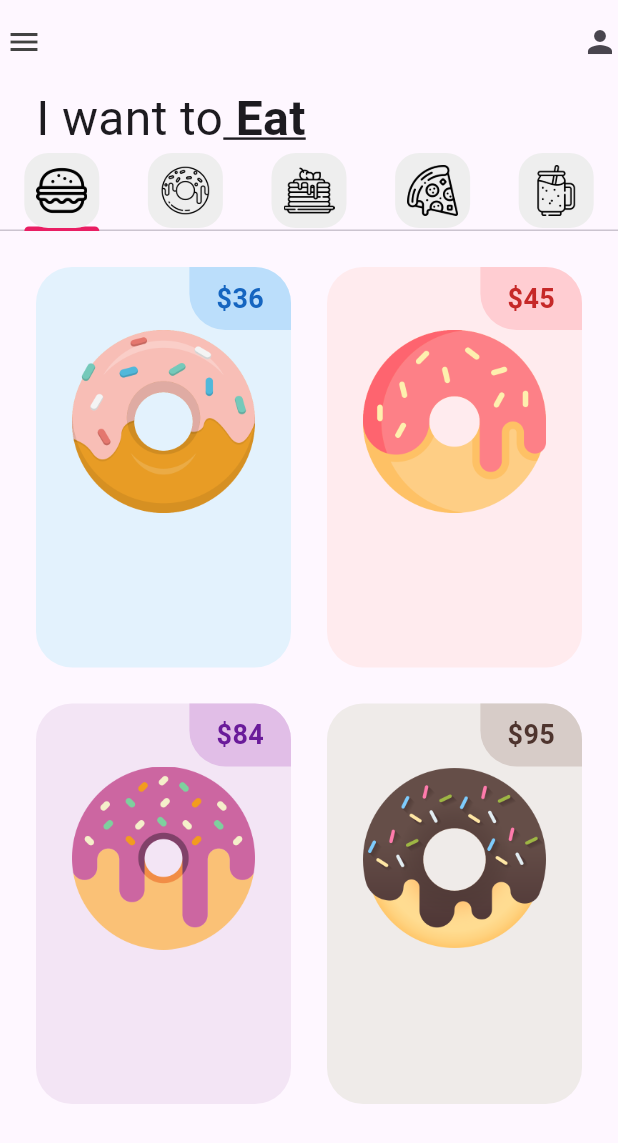
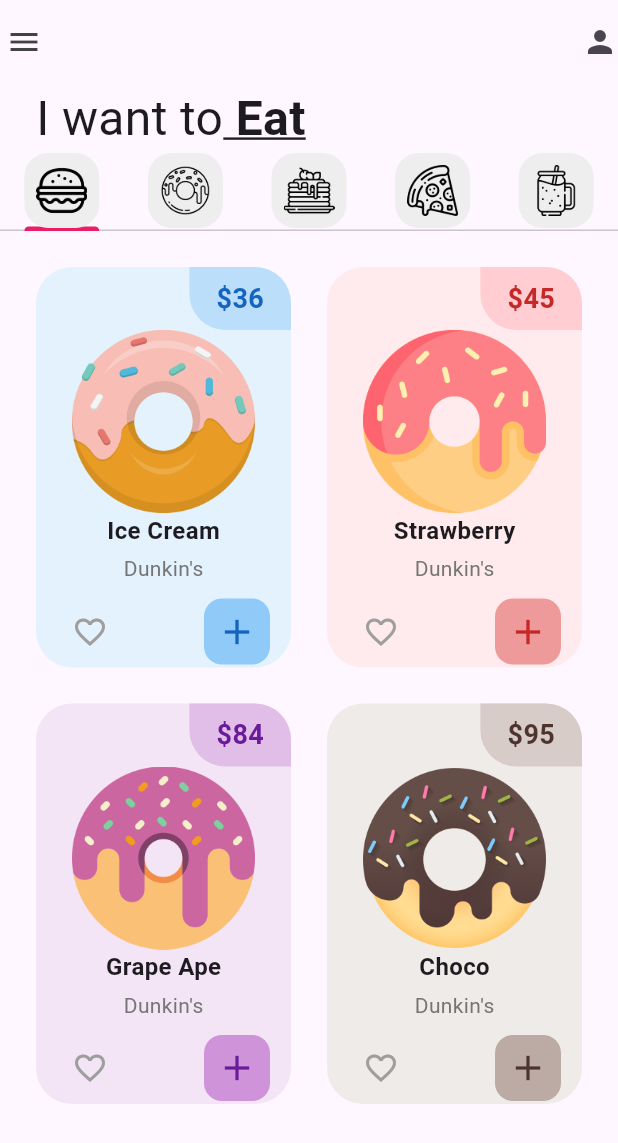
Before and after one commit to MiguelGtz115/flutter_application_2, a Flutter app: the screen it shows after launch, on a phone screen of 412 x 824 dp. Shown: the top 1143 px of the screen. Run offline on Flutter 3.47's test engine with Material 3 defaults, Android fonts, the phone set to English and light mode, and no system bars.

Commit message:
donutTile Finished (Class Design)

```diff
--- a/flutter_application_2/lib/utils/donut_tile.dart
+++ b/flutter_application_2/lib/utils/donut_tile.dart
@@ -22,47 +22,89 @@ class DonutTile extends StatelessWidget {
     return Padding(
       padding: const EdgeInsets.all(12.0),
       child: Container(
-          //color: donutColor[50],
         decoration: BoxDecoration(
           color: donutColor[50],
-              //Esquinar redondeadas
-              borderRadius: BorderRadius.circular(24)),
+          borderRadius: BorderRadius.circular(24),
+        ),
         child: Column(
           children: [
             Row(
-                //Alinear a la derecha
+              mainAxisAlignment: MainAxisAlignment.end,
               children: [
-                  Spacer(),
                 Container(
                   decoration: BoxDecoration(
                     color: donutColor[100],
-                      borderRadius: const BorderRadius.only(
+                    borderRadius: BorderRadius.only(
                       bottomLeft: Radius.circular(24),
-                          topRight: Radius.circular(24)),
+                      topRight: Radius.circular(24),
                     ),
-                    padding:
-                        const EdgeInsets.symmetric(vertical: 8, horizontal: 18),
+                  ),
+                  padding: const EdgeInsets.symmetric(
+                    vertical: 8,
+                    horizontal: 18,
+                  ),
                   child: Text(
-                      '\$$donutPrice',
+                    "\$$donutPrice",
                     style: TextStyle(
                       fontWeight: FontWeight.bold,
                       fontSize: 18,
-                          color: donutColor[800]),
+                      color: donutColor[800],
+                    ),
                   ),
                 ),
               ],
             ),
-              //Donut Price
+            Padding(
+              padding: const EdgeInsets.symmetric(horizontal: 24, vertical: 0),
+              child: Image.asset(imageName),
+            ),
+            Column(
+              children: [
+                Text(
+                  donutFlavor,
+                  style: TextStyle(fontWeight: FontWeight.bold, fontSize: 16),
+                ),
+                SizedBox(height: 4),
+                Text(
+                  "Dunkin's",
+                  style: TextStyle(color: Colors.grey[600], fontSize: 14),
+                ),
+              ],
+            ),
+            // Fila para los iconos
             Padding(
               padding:
-                    const EdgeInsets.symmetric(horizontal: 24, vertical: 0),
-                child: Image.asset(imageName),
-              )
-              //Donut Flavor text
-
-              //Icons
+                  const EdgeInsets.symmetric(horizontal: 12.0, vertical: 8),
+              child: Row(
+                mainAxisAlignment: MainAxisAlignment.spaceBetween,
+                children: [
+                  // Corazón
+                  IconButton(
+                    icon: Icon(Icons.favorite_border),
+                    color: Colors.grey,
+                    onPressed: () {},
+                  ),
+                  // Botón + (reemplazando el "Add")
+                  IconButton(
+                    icon: Icon(Icons.add),
+                    color:
+                        donutColor[800], // Usamos un color más oscuro del tema
+                    iconSize: 28, // Un poco más grande
+                    onPressed: () {},
+                    style: IconButton.styleFrom(
+                      backgroundColor:
+                          donutColor[200], // Mismo color que tenía el botón
+                      shape: RoundedRectangleBorder(
+                        borderRadius: BorderRadius.circular(12),
+                      ),
+                    ),
+                  ),
                 ],
-          )),
+              ),
+            ),
+          ],
+        ),
+      ),
     );
   }
 }
```
Lines whose indentation alone changed are shown as unchanged.
